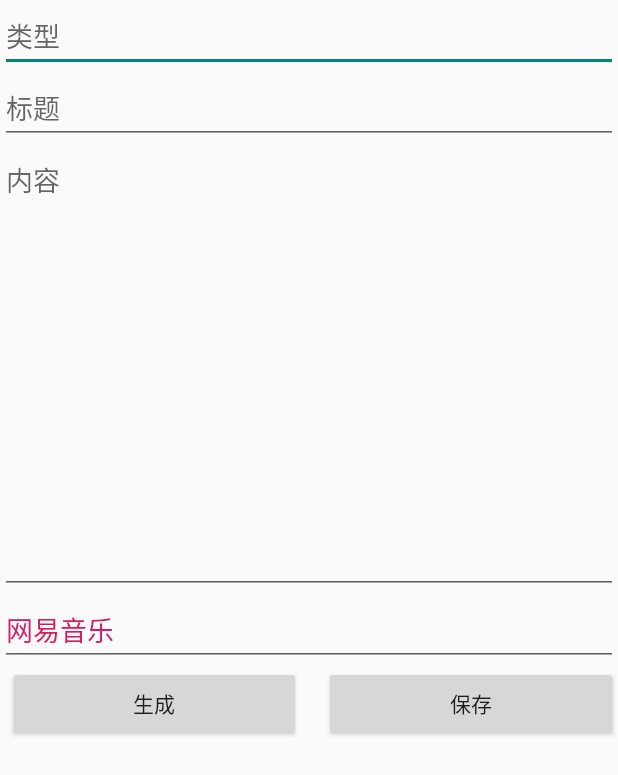
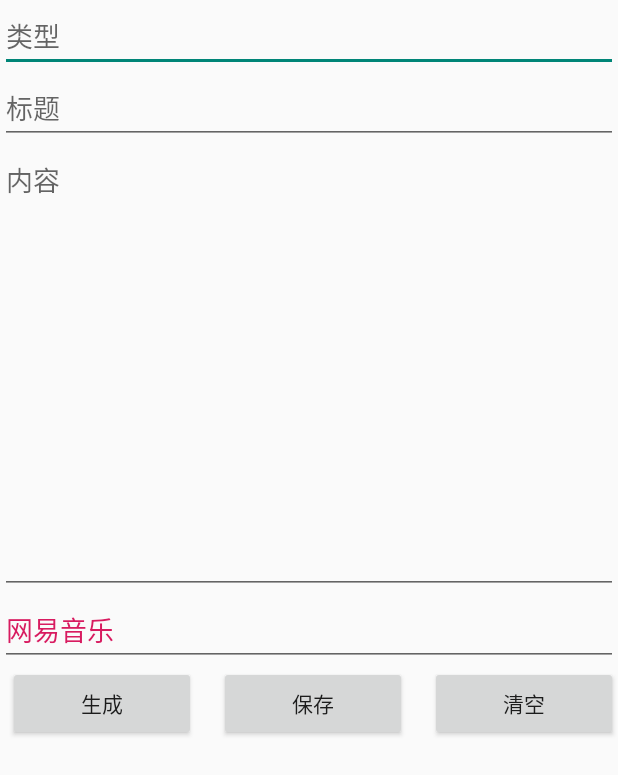
Before and after one commit to VomPom/JProject, an Android app: the layout activity_article_generator.xml on its own in the app's theme, with its tools: preview values and no code run, on a phone screen of 412 x 824 dp. Shown: the top 775 px of the screen. Run offline under Robolectric (Android 15) with nearby library versions, the phone set to English and light mode, and no system bars.

Commit message:
海报相关更改

```diff
--- a/app/src/main/res/layout/activity_article_generator.xml
+++ b/app/src/main/res/layout/activity_article_generator.xml
@@ -7,39 +7,42 @@
     <FrameLayout
         android:layout_width="match_parent"
         android:layout_height="match_parent">
+
         <LinearLayout
             android:layout_width="match_parent"
             android:layout_height="wrap_content"
             android:orientation="vertical">
+
             <EditText
                 android:id="@+id/et_type"
                 android:layout_width="match_parent"
                 android:layout_height="wrap_content"
-                android:maxLines="1"
-                android:hint="类型"/>
+                android:hint="类型"
+                android:maxLines="1" />
+
             <EditText
                 android:id="@+id/et_title"
                 android:layout_width="match_parent"
                 android:layout_height="wrap_content"
-                android:maxLines="2"
+                android:hint="标题"
                 android:maxEms="30"
-                android:hint="标题"/>
+                android:maxLines="2" />
 
             <EditText
                 android:id="@+id/et_content"
                 android:layout_width="match_parent"
                 android:layout_height="300dp"
                 android:gravity="top"
-                android:hint="内容"/>
+                android:hint="内容" />
 
             <EditText
                 android:id="@+id/et_music"
                 android:layout_width="match_parent"
                 android:layout_height="wrap_content"
+                android:hint="网易音乐"
+                android:maxEms="30"
                 android:maxLines="2"
-                android:maxEms="30"
-                android:hint="网易音乐"
-                android:textColorHint="@color/colorAccent"/>
+                android:textColorHint="@color/colorAccent" />
 
             <LinearLayout
                 android:layout_width="match_parent"
@@ -62,16 +65,24 @@
                     android:layout_weight="1"
                     android:text="保存" />
 
+                <Button
+                    android:id="@+id/btn_clear"
+                    android:layout_width="60dp"
+                    android:layout_height="match_parent"
+                    android:layout_marginLeft="15dp"
+                    android:layout_weight="1"
+                    android:text="清空" />
 
             </LinearLayout>
 
         </LinearLayout>
+
         <ImageView
             android:id="@+id/iv_generator"
             android:layout_width="288dp"
             android:layout_height="512dp"
             android:layout_gravity="center"
-            android:visibility="gone"/>
+            android:visibility="gone" />
     </FrameLayout>
 
 
```
Also changed, not shown: app/src/main/java/wang/julis/jproject/Utils/ArticlePosterGeneratorActivity.java (+28 -26 lines).
